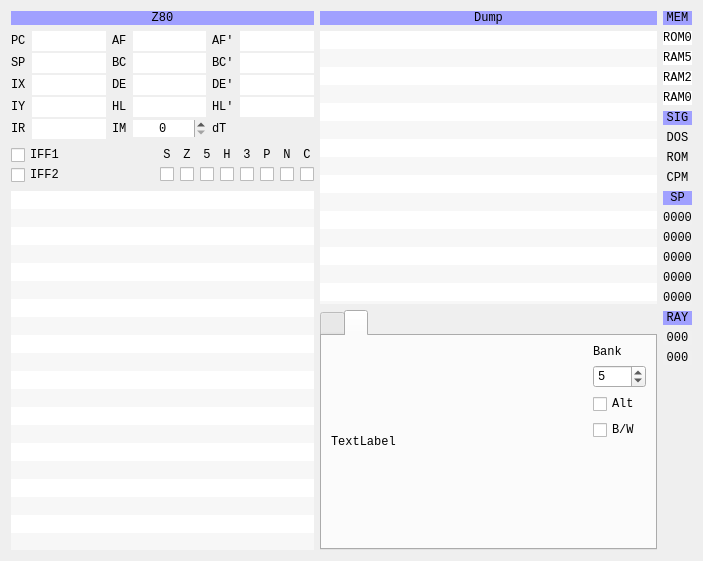
samstyle/Xpeccy, file ui/debuger.ui: the form before one commit.
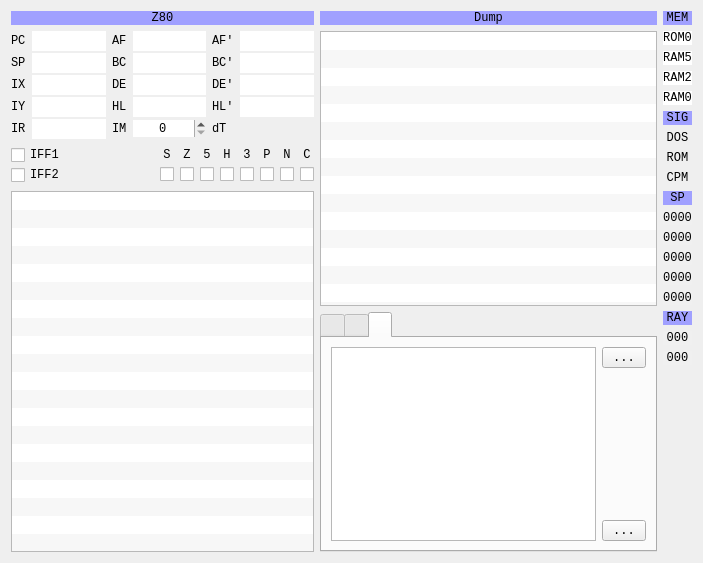
The form after the commit. The open tabs and pages were chosen to show the change. Icons and pictures are not drawn. Custom widgets are drawn as their Qt base class.

Commit message: build 20151103 [+] deBUGa: a simple breakpoints list

Diff of the .ui file:
```diff
--- a/ui/debuger.ui
+++ b/ui/debuger.ui
@@ -10,7 +10,7 @@
     <x>0</x>
     <y>0</y>
     <width>703</width>
-    <height>551</height>
+    <height>559</height>
    </rect>
   </property>
   <property name="font">
@@ -30,7 +30,7 @@
   </property>
   <layout class="QHBoxLayout" name="horizontalLayout">
    <item>
-    <layout class="QVBoxLayout" name="verticalLayout_5" stretch="0,0,0,10">
+    <layout class="QVBoxLayout" name="verticalLayout_5" stretch="0,0,0,0">
      <item>
       <widget class="QLabel" name="label_26">
        <property name="styleSheet">
@@ -598,9 +598,6 @@
        <property name="autoFillBackground">
         <bool>true</bool>
        </property>
-       <property name="frameShape">
-        <enum>QFrame::NoFrame</enum>
-       </property>
        <property name="verticalScrollBarPolicy">
         <enum>Qt::ScrollBarAlwaysOff</enum>
        </property>
@@ -696,7 +693,7 @@
        <property name="minimumSize">
         <size>
          <width>320</width>
-         <height>273</height>
+         <height>275</height>
         </size>
        </property>
        <property name="contextMenuPolicy">
@@ -705,9 +702,6 @@
        <property name="autoFillBackground">
         <bool>true</bool>
        </property>
-       <property name="frameShape">
-        <enum>QFrame::NoFrame</enum>
-       </property>
        <property name="verticalScrollBarPolicy">
         <enum>Qt::ScrollBarAlwaysOff</enum>
        </property>
@@ -1122,7 +1116,7 @@
             </size>
            </property>
            <property name="text">
-            <string>TextLabel</string>
+            <string/>
            </property>
           </widget>
          </item>
@@ -1179,6 +1173,78 @@
          </item>
         </layout>
        </widget>
+       <widget class="QWidget" name="brkTab">
+        <attribute name="icon">
+         <iconset resource="../xpeccy.qrc">
+          <normaloff>:/images/redCircle.png</normaloff>:/images/redCircle.png</iconset>
+        </attribute>
+        <attribute name="title">
+         <string/>
+        </attribute>
+        <attribute name="toolTip">
+         <string>Breakpoints</string>
+        </attribute>
+        <layout class="QHBoxLayout" name="horizontalLayout_2">
+         <item>
+          <widget class="QTableWidget" name="bpList">
+           <property name="editTriggers">
+            <set>QAbstractItemView::NoEditTriggers</set>
+           </property>
+           <property name="selectionBehavior">
+            <enum>QAbstractItemView::SelectRows</enum>
+           </property>
+           <attribute name="verticalHeaderVisible">
+            <bool>false</bool>
+           </attribute>
+           <attribute name="verticalHeaderDefaultSectionSize">
+            <number>17</number>
+           </attribute>
+           <attribute name="verticalHeaderMinimumSectionSize">
+            <number>17</number>
+           </attribute>
+          </widget>
+         </item>
+         <item>
+          <layout class="QVBoxLayout" name="verticalLayout">
+           <item>
+            <widget class="QToolButton" name="tbAddBrk">
+             <property name="text">
+              <string>...</string>
+             </property>
+             <property name="icon">
+              <iconset resource="../xpeccy.qrc">
+               <normaloff>:/images/add.png</normaloff>:/images/add.png</iconset>
+             </property>
+            </widget>
+           </item>
+           <item>
+            <spacer name="verticalSpacer_2">
+             <property name="orientation">
+              <enum>Qt::Vertical</enum>
+             </property>
+             <property name="sizeHint" stdset="0">
+              <size>
+               <width>20</width>
+               <height>40</height>
+              </size>
+             </property>
+            </spacer>
+           </item>
+           <item>
+            <widget class="QToolButton" name="tbDelBrk">
+             <property name="text">
+              <string>...</string>
+             </property>
+             <property name="icon">
+              <iconset resource="../xpeccy.qrc">
+               <normaloff>:/images/cancel.png</normaloff>:/images/cancel.png</iconset>
+             </property>
+            </widget>
+           </item>
+          </layout>
+         </item>
+        </layout>
+       </widget>
       </widget>
      </item>
     </layout>
```
Left out of the diff: 14 changed lines with no effect on the pictures. The commit also changes 7 other files.
